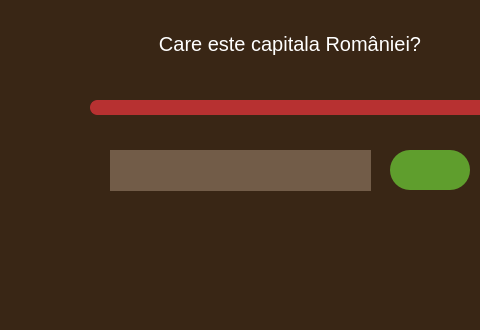
Qt form TriviadorClient/TriviadorClient/form/Question.ui (andreicorbu1/Triviador) before a commit; both pictures show x 110 to 590 and y 0 to 330 of the 800 by 500 pixel window.
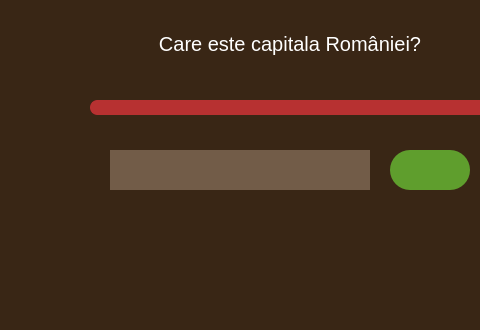
The same form after that commit. The open tabs and pages were chosen to show the change. Icons and pictures are not drawn.

Commit message: Create QuestionManager wrapper class

```diff
--- a/TriviadorClient/TriviadorClient/form/Question.ui
+++ b/TriviadorClient/TriviadorClient/form/Question.ui
@@ -269,14 +269,27 @@
       <rect>
        <x>20</x>
        <y>20</y>
-       <width>261</width>
-       <height>41</height>
+       <width>260</width>
+       <height>40</height>
       </rect>
      </property>
+     <property name="font">
+      <font>
+       <pointsize>12</pointsize>
+       <bold>true</bold>
+      </font>
+     </property>
      <property name="styleSheet">
       <string notr="true">border: none;
 background-color: #725C48;
-color: #ffffff;</string>
+color: #ffffff;
+padding: 5px;</string>
+     </property>
+     <property name="maxLength">
+      <number>20</number>
+     </property>
+     <property name="frame">
+      <bool>true</bool>
      </property>
     </widget>
     <widget class="QPushButton" name="submit">
```
Left out of the diff: 8 changed lines with no effect on the pictures. The commit also changes 8 other files.
